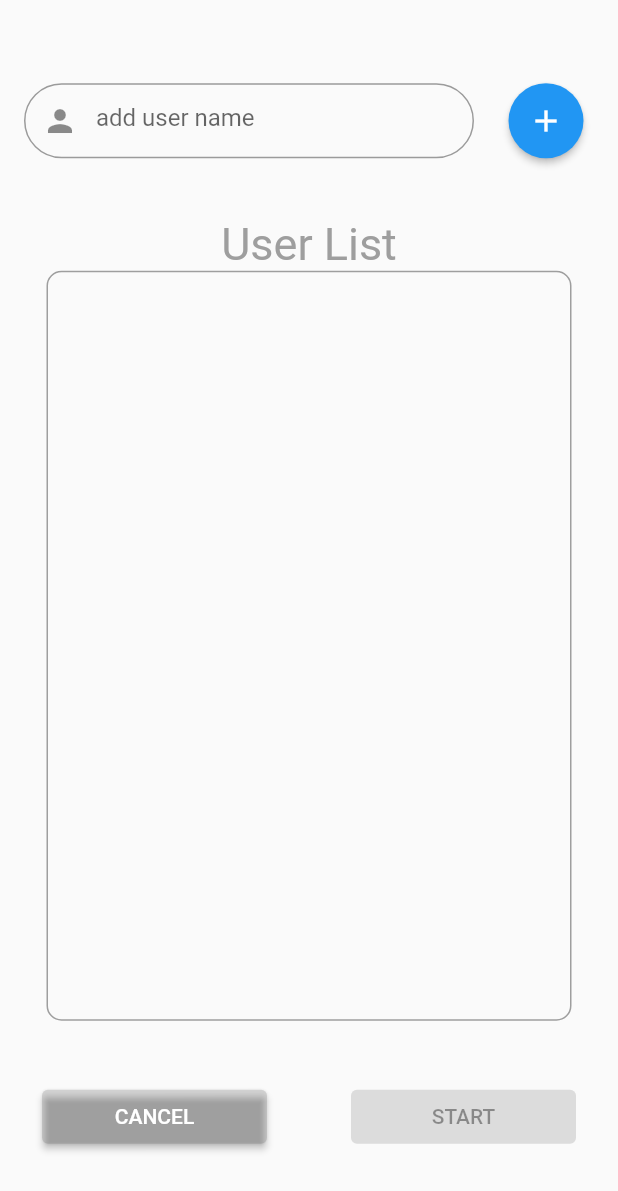
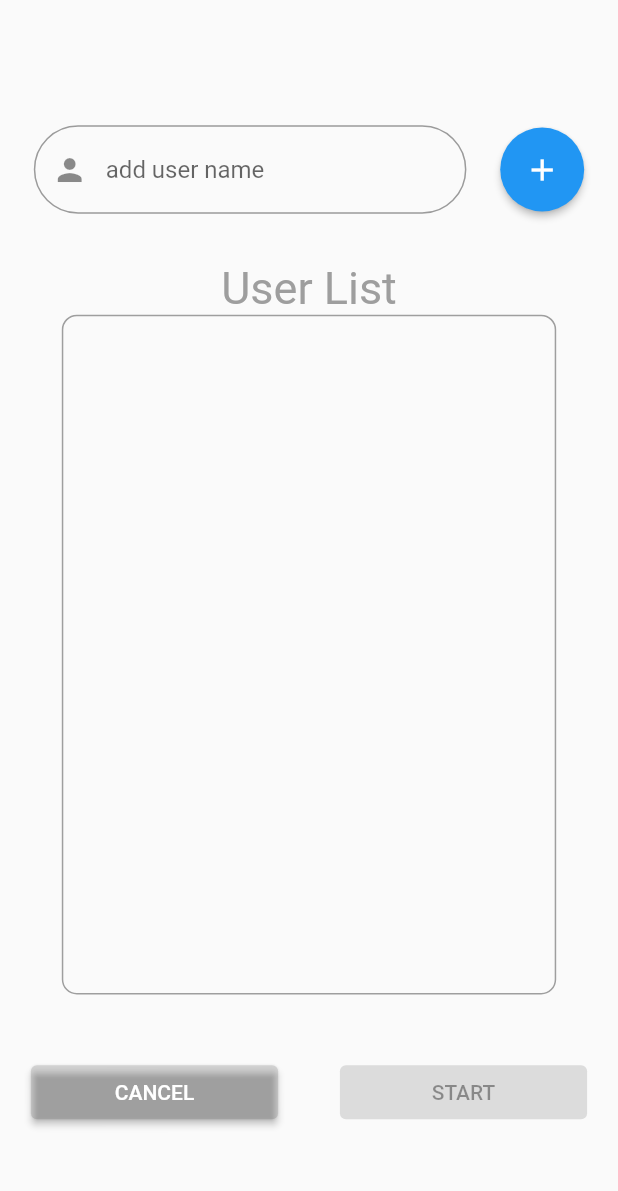
Before and after one commit to riii-san/ito_flutter, a Flutter app: the screen it shows after launch, after a tap on "GAME START", on a phone screen of 412 x 824 dp. Shown: the top 1191 px of the screen. Run offline on Flutter 3.47's test engine with Material 2 defaults, Android fonts, the phone set to English and light mode, and no system bars; our stand-ins replace animated_text_kit.

Commit message:
各widgetのサイズを自動調節

```diff
--- /dev/null
+++ b/lib/config.dart
@@ -0,0 +1,14 @@
+import 'package:flutter/cupertino.dart';
+
+class config{
+
+  // 画面サイズ定義
+  double deviceHeight; // 縦 : 926.0
+  double deviceWidth; // 横 : 428.0
+
+  config(var context){
+    this.deviceHeight = MediaQuery.of(context).size.height;
+    this.deviceWidth = MediaQuery.of(context).size.width;
+  }
+
+}
--- a/lib/gameStartPage.dart
+++ b/lib/gameStartPage.dart
@@ -2,6 +2,8 @@ import 'package:flutter/material.dart';
 import 'package:ito/userInfo.dart';
 import 'package:ito/gameMaster.dart';
 import 'package:ito/userCheckNumber.dart';
+import 'config.dart';
+
 
 // ゲーム参加ユーザが格納されているリスト
 // TODO : グローバル宣言でも良いのか
@@ -40,18 +42,20 @@ class _gameStartPageState extends State<gameStartPage> {
 
   @override
   Widget build(BuildContext context) {
+    config _config = new config(context);
     return Scaffold(
         body : Center(
           child: Column(
               mainAxisAlignment: MainAxisAlignment.center,
               children: <Widget>[
-                Row(
+                Container(
+                  height: _config.deviceHeight * 0.1,
+                  child: Row(
                     mainAxisAlignment: MainAxisAlignment.spaceEvenly,
                     children: <Widget>[
                       // add user テキストフィールド
                       Container(
-                      width: 300,
-                      height: 50,
+                        width: _config.deviceWidth * 0.7,
                         child: TextFormField(
                           controller: valueUserNameController,
                           decoration: InputDecoration(
@@ -71,25 +75,28 @@ class _gameStartPageState extends State<gameStartPage> {
                       ),
                       // プラスボタン
                       SizedBox(
-                      height: 50,
-                      child: ElevatedButton(
-                          style: ElevatedButton.styleFrom(
-                            shape: CircleBorder(),
-                          ),
+                        child: MaterialButton(
+                          height: _config.deviceHeight * 0.1,
+                          minWidth: _config.deviceWidth * 0.1,
                           onPressed: (){
-                            // ユーザ名がnull且つユーザリストにある名前でない場合にゲーム参加リストに追加
                             if (valueUserNameController.text.isNotEmpty && !_userNameList.contains(valueUserNameController.text)) {
                               _itemUser.add(new userInfo(_itemUser.length, valueUserNameController.text, null,null));
                               _userNameList.add(valueUserNameController.text);
                               setState(() {});
                             }
                           },
-                          child: Icon(Icons.add,)
+                          color: Colors.blue,
+                          shape: CircleBorder(),
+                          child: Icon(
+                            Icons.add,
+                            color: Colors.white,
+                          ),
                         ),
                       )
                     ],
                   ),
-                SizedBox(height: 40,),
+                ),
+                SizedBox(height: _config.deviceHeight * 0.025,),
                 // UserListテキスト
                 Text(
                   'User List',
@@ -100,8 +107,8 @@ class _gameStartPageState extends State<gameStartPage> {
                 ),
                 // UserList表示領域(スクロール可)
                 Container(
-                  width: 350,
-                  height: 500,
+                  width: _config.deviceWidth * 0.8,
+                  height: _config.deviceHeight * 0.55,
                   padding: const EdgeInsets.all(10),
                   decoration: BoxDecoration(
                     border: Border.all(color: Colors.grey),
@@ -114,19 +121,19 @@ class _gameStartPageState extends State<gameStartPage> {
                       scrollDirection: Axis.vertical, // ListViewを縦方向にスクロール可能にするパラメータ
                       shrinkWrap: true,               // ListViewをColumn内で使用するために必要なパラメータ
                       itemBuilder: (BuildContext context, int index){
-                        return _itemUser[index].returnUserWidget(userRemove);
+                        return _itemUser[index].returnUserWidget(userRemove, _config);
                       },
                       itemCount: _itemUser.length,
                     ),
                   ),
                 ),
-                SizedBox(height: 40,),
+                SizedBox(height: _config.deviceHeight * 0.05,),
                 Row(
                   mainAxisAlignment: MainAxisAlignment.spaceAround,
                   children: <Widget>[
                     // CANCELボタン
                     SizedBox(
-                      width: 150,
+                      width: _config.deviceWidth * 0.4,
                       child: ElevatedButton(onPressed: (){
                         Navigator.pop(context);
                       },
@@ -142,7 +149,7 @@ class _gameStartPageState extends State<gameStartPage> {
                     // ユーザが4人以上参加した場合のみゲームを開始するようにする
                     if(_itemUser.length > 3)
                       SizedBox(
-                        width: 150,
+                        width: _config.deviceWidth * 0.4,
                         child: ElevatedButton(
                           onPressed: (){
                             Navigator.push(context, MaterialPageRoute(
@@ -158,7 +165,7 @@ class _gameStartPageState extends State<gameStartPage> {
                       )
                     else
                       SizedBox(
-                        width: 150,
+                        width: _config.deviceWidth * 0.4,
                         child: ElevatedButton(
                           onPressed: null,
                           style: ElevatedButton.styleFrom(
--- a/lib/mainForm.dart
+++ b/lib/mainForm.dart
@@ -1,20 +1,25 @@
 import 'package:flutter/material.dart';
-
+import 'config.dart';
 import 'gameStartPage.dart';
 
 // ignore: camel_case_types
 class mainForm extends StatelessWidget{
+
   @override
   Widget build(BuildContext context) {
+    config _config = new config(context);
     return Scaffold(
       body: Center(
         child: Column(
           mainAxisAlignment: MainAxisAlignment.center,
           children: <Widget>[
-            Image.asset('images/ito.png'),
-            SizedBox(height: 60,),
+            Image.asset(
+              'images/ito.png',
+              width: _config.deviceWidth * 0.4,
+            ),
+            SizedBox(height: _config.deviceHeight * 0.1,),
             SizedBox(
-              width: 200,
+              width: _config.deviceWidth * 0.5,
               child: ElevatedButton(onPressed: (){
                 Navigator.push(context, MaterialPageRoute(
                     builder: (context) => gameStartPage()
@@ -25,9 +30,9 @@ class mainForm extends StatelessWidget{
                 ),
               ),
             ),
-            SizedBox(height: 30,),
+            SizedBox(height: _config.deviceWidth * 0.1,),
             SizedBox(
-              width: 200,
+              width: _config.deviceWidth * 0.5,
               child: ElevatedButton(onPressed: (){
                 Navigator.push(context, MaterialPageRoute(
                   // TODO : Tutorialページへ
```
Also changed, not shown: lib/openKeyword.dart (+13 -6 lines), lib/userCheckNumber.dart (+18 -10 lines), lib/userInfo.dart (+11 -6 lines). Lines whose indentation alone changed are shown as unchanged.
